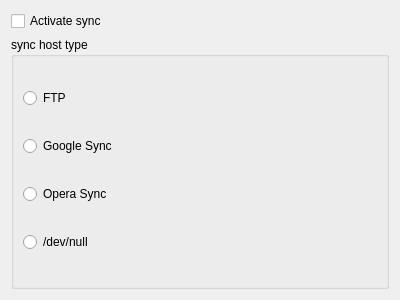
The window that src/sync/sync_host_type.ui (KDE/rekonq) describes before a commit, drawn with Qt 5.
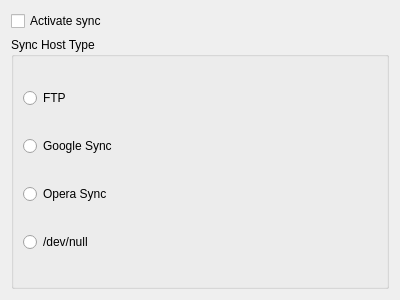
The same window after the commit.

Commit message: Fix inconsistent capitalization in sync configuration windows

The edit to the form file:
```diff
--- a/src/sync/sync_host_type.ui
+++ b/src/sync/sync_host_type.ui
@@ -21,7 +21,7 @@
    <item>
     <widget class="QGroupBox" name="hostGroupBox">
      <property name="title">
-      <string>sync host type</string>
+      <string>Sync Host Type</string>
      </property>
      <layout class="QVBoxLayout" name="verticalLayout">
       <item>
```
The commit also changes 4 other files.
